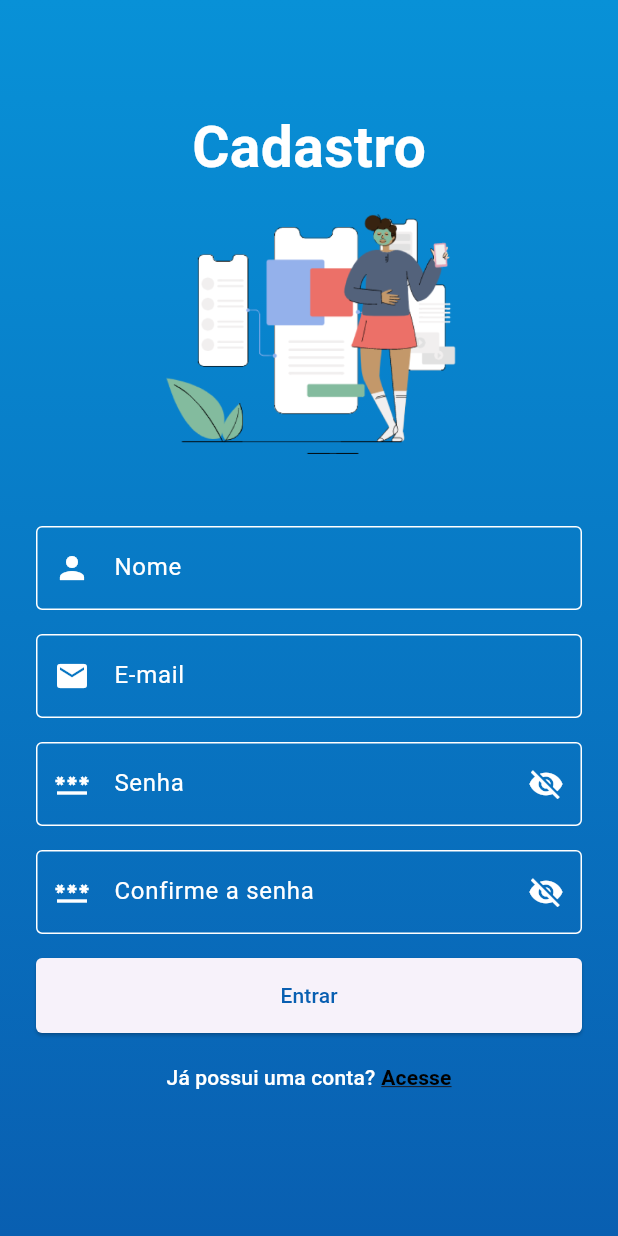
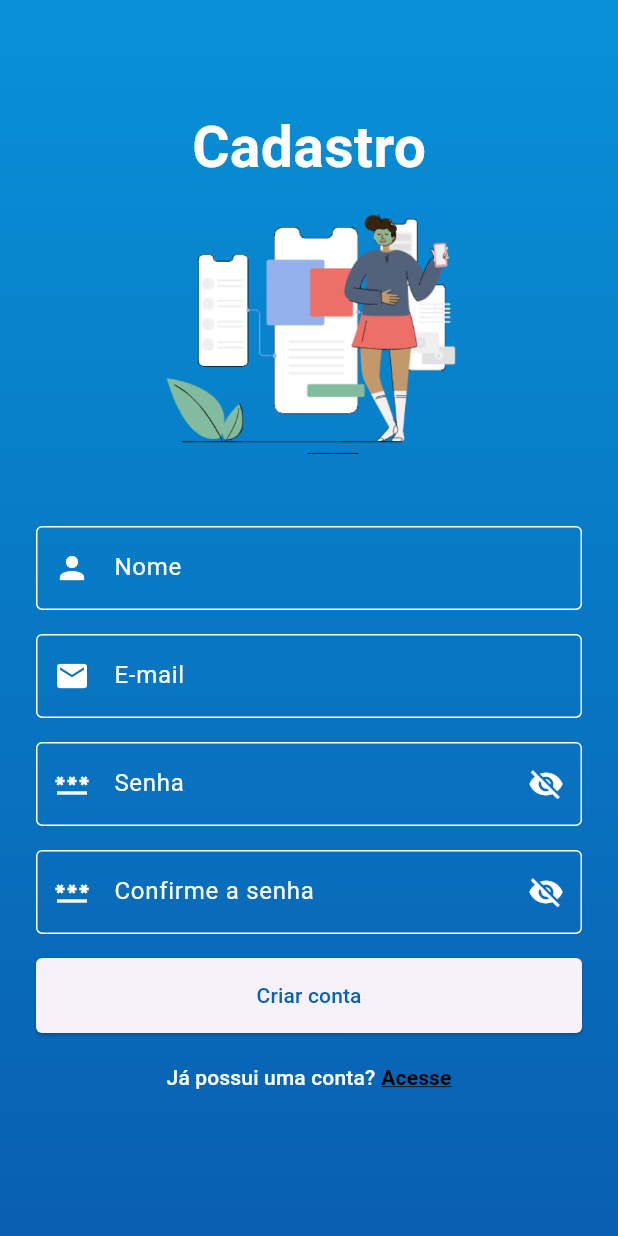
Before and after one commit to EmanuelBacalhau/flutter_finance, a Flutter app: the SignUpPage screen opened directly, on a phone screen of 412 x 824 dp. Run offline on Flutter 3.47's test engine with Material 3 defaults, Android fonts, the phone set to English and light mode, and no system bars; our stand-ins replace animate_do.

Commit message:
fix: add correcting name of button

```diff
--- a/lib/features/sign-up/page.dart
+++ b/lib/features/sign-up/page.dart
@@ -69,7 +69,7 @@ class _SignUpPageState extends State<SignUpPage> {
                       const SizedBox(height: 16),
                       confirmPasswordField(),
                       const SizedBox(height: 16),
-                      loginButton(),
+                      signUpButton(),
                       const SizedBox(height: 20),
                       TextButton(
                         onPressed: () {
@@ -288,7 +288,7 @@ class _SignUpPageState extends State<SignUpPage> {
     );
   }
 
-  Widget loginButton() {
+  Widget signUpButton() {
     return ElevatedButton(
       onPressed: () {
         // Navigator.pushAndRemoveUntil(
@@ -304,7 +304,7 @@ class _SignUpPageState extends State<SignUpPage> {
         ),
       ),
       child: const Text(
-        'Entrar',
+        'Criar conta',
         style: TextStyle(
           color: Color(AppColor.darkBlue),
           fontSize: 14,
```
